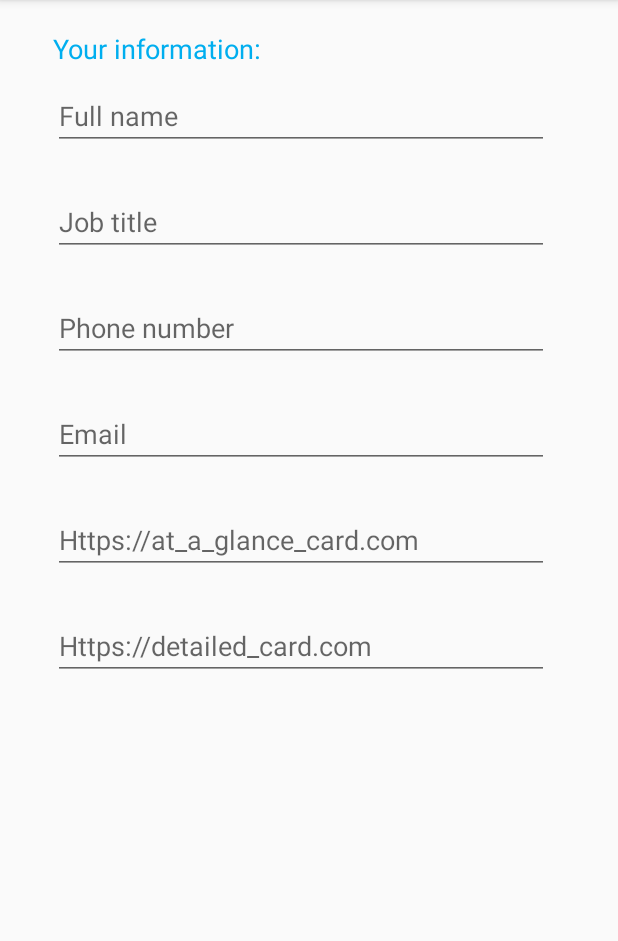
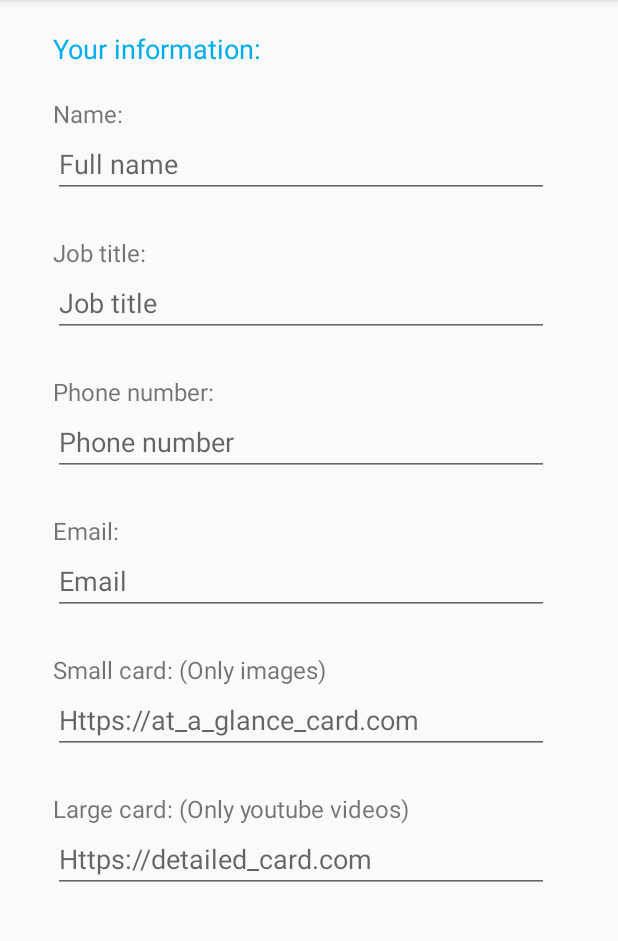
Before and after one commit to LyanTorres/NFCBusinessCards, an Android app: the fragment EditProfileFragment placed in its activity, on a phone screen of 412 x 824 dp, the part 84-1025 px from its top. Run offline under Robolectric (Android 15) with nearby library versions, the light colour scheme and no system bars; our stand-ins replace Firebase (no records; nobody signed in at launch, a user with empty details on screens opened directly), Picasso; pictures from the network do not load; 1 statement that could not run was skipped.

Commit message:
Making minor UI changes before implementing on boarding

```diff
--- a/TorresLyan_PP6/app/src/main/res/layout/fragment_edit_profile.xml
+++ b/TorresLyan_PP6/app/src/main/res/layout/fragment_edit_profile.xml
@@ -38,7 +38,15 @@
 
             <Space
                 android:layout_width="match_parent"
-                android:layout_height="10dp" />
+                android:layout_height="20dp" />
+
+            <TextView
+                android:id="@+id/textView"
+                android:layout_width="match_parent"
+                android:layout_height="wrap_content"
+                android:text="Name:"
+                android:layout_marginLeft="35dp"
+                android:textSize="16sp"/>
 
             <LinearLayout
                 android:layout_width="match_parent"
@@ -73,6 +81,14 @@
                 android:layout_width="match_parent"
                 android:layout_height="25dp" />
 
+            <TextView
+                android:id="@+id/textView2"
+                android:layout_width="match_parent"
+                android:layout_height="wrap_content"
+                android:text="Job title:"
+                android:layout_marginLeft="35dp"
+                android:textSize="16sp"/>
+
             <LinearLayout
                 android:layout_width="match_parent"
                 android:layout_height="wrap_content"
@@ -104,6 +120,14 @@
             <Space
                 android:layout_width="match_parent"
                 android:layout_height="25dp" />
+
+            <TextView
+                android:id="@+id/textView3"
+                android:layout_width="match_parent"
+                android:layout_height="wrap_content"
+                android:text="Phone number:"
+                android:layout_marginLeft="35dp"
+                android:textSize="16sp" />
 
             <LinearLayout
                 android:layout_width="match_parent"
@@ -137,6 +161,14 @@
                 android:layout_width="match_parent"
                 android:layout_height="25dp" />
 
+            <TextView
+                android:id="@+id/textView6"
+                android:layout_width="match_parent"
+                android:layout_height="wrap_content"
+                android:text="Email:"
+                android:layout_marginLeft="35dp"
+                android:textSize="16sp"/>
+
             <LinearLayout
                 android:layout_width="match_parent"
                 android:layout_height="wrap_content"
@@ -168,6 +200,14 @@
             <Space
                 android:layout_width="match_parent"
                 android:layout_height="25dp" />
+
+            <TextView
+                android:id="@+id/textView7"
+                android:layout_width="match_parent"
+                android:layout_height="wrap_content"
+                android:text="Small card: (Only images)"
+                android:layout_marginLeft="35dp"
+                android:textSize="16sp"/>
 
             <LinearLayout
                 android:layout_width="match_parent"
@@ -201,6 +241,14 @@
                 android:layout_width="match_parent"
                 android:layout_height="25dp" />
 
+            <TextView
+                android:id="@+id/textView8"
+                android:layout_width="match_parent"
+                android:layout_height="wrap_content"
+                android:text="Large card: (Only youtube videos)"
+                android:layout_marginLeft="35dp"
+                android:textSize="16sp"/>
+
             <LinearLayout
                 android:layout_width="match_parent"
                 android:layout_height="wrap_content"
@@ -229,6 +277,10 @@
 
             </LinearLayout>
 
+            <Space
+                android:layout_width="match_parent"
+                android:layout_height="35dp" />
+
         </LinearLayout>
     </ScrollView>
 </android.support.constraint.ConstraintLayout>
```
